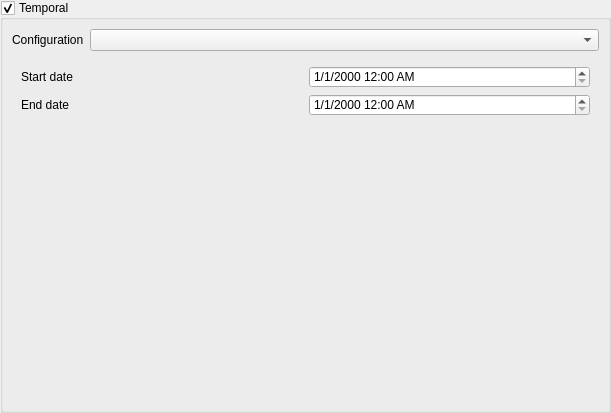
Qt form src/ui/qgsvectorlayertemporalpropertieswidgetbase.ui (carsmie/QGIS) before a commit.
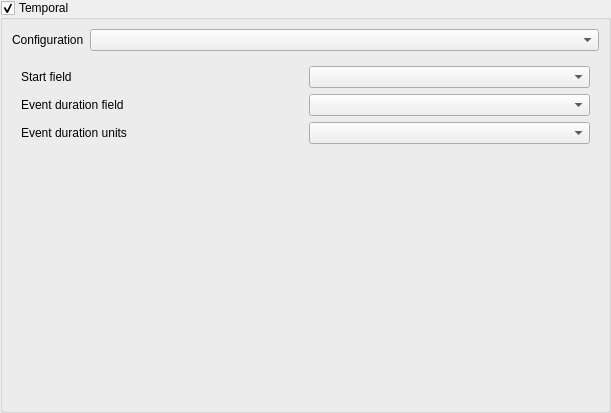
The same form after that commit. The open tabs and pages were chosen to show the change. Custom widgets are drawn as their Qt base class.

Commit message:
[feature][temporal] Add "start field + duration field" mode for vector layers
Allows temporal filtering of layers which store a start time in one
field and a duration in a different numeric field. Users are given
a choice of temporal units for the duration (e.g. seconds, days, etc)

Patch:
```diff
--- a/src/ui/qgsvectorlayertemporalpropertieswidgetbase.ui
+++ b/src/ui/qgsvectorlayertemporalpropertieswidgetbase.ui
@@ -211,6 +211,53 @@
               </item>
              </layout>
             </widget>
+            <widget class="QWidget" name="page_5">
+             <layout class="QGridLayout" name="gridLayout_7">
+              <item row="1" column="0">
+               <widget class="QLabel" name="label_9">
+                <property name="text">
+                 <string>Event duration field</string>
+                </property>
+               </widget>
+              </item>
+              <item row="1" column="1">
+               <widget class="QgsFieldComboBox" name="mDurationFieldComboBox"/>
+              </item>
+              <item row="3" column="0">
+               <spacer name="verticalSpacer_5">
+                <property name="orientation">
+                 <enum>Qt::Vertical</enum>
+                </property>
+                <property name="sizeHint" stdset="0">
+                 <size>
+                  <width>20</width>
+                  <height>40</height>
+                 </size>
+                </property>
+               </spacer>
+              </item>
+              <item row="0" column="0">
+               <widget class="QLabel" name="label_8">
+                <property name="text">
+                 <string>Start field</string>
+                </property>
+               </widget>
+              </item>
+              <item row="0" column="1">
+               <widget class="QgsFieldComboBox" name="mDurationStartFieldComboBox"/>
+              </item>
+              <item row="2" column="0">
+               <widget class="QLabel" name="label_10">
+                <property name="text">
+                 <string>Event duration units</string>
+                </property>
+               </widget>
+              </item>
+              <item row="2" column="1">
+               <widget class="QComboBox" name="mDurationUnitsComboBox"/>
+              </item>
+             </layout>
+            </widget>
             <widget class="QWidget" name="page_4">
              <layout class="QVBoxLayout" name="verticalLayout">
               <item>
```
The commit also changes 6 other files.
